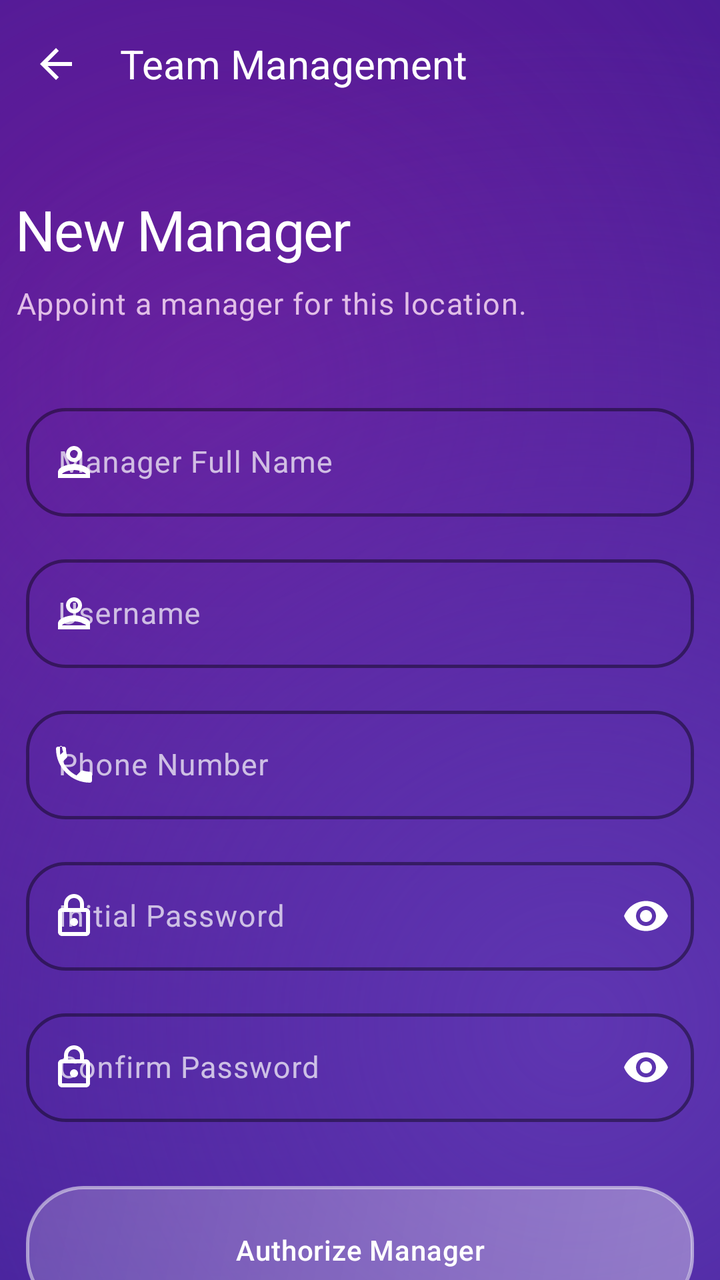
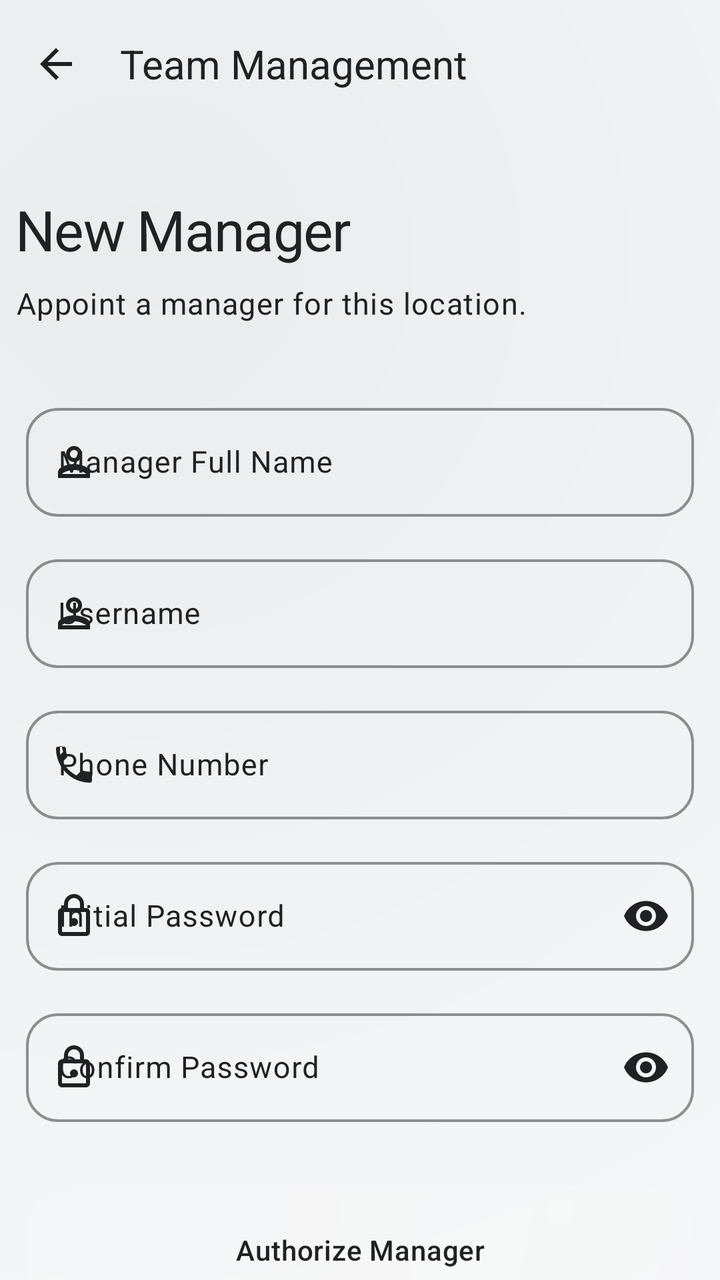

An Android layout rendered at two revisions. The XML below is the earlier revision; the diff shows what the commit changed to produce the second picture.
<!-- AndroidManifest.xml: application theme Theme.KasirAPP -->
<!-- res/layout/activity_register_manager.xml -->
<?xml version="1.0" encoding="utf-8"?>
<androidx.coordinatorlayout.widget.CoordinatorLayout
    xmlns:android="http://schemas.android.com/apk/res/android"
    xmlns:app="http://schemas.android.com/apk/res-auto"
    android:layout_width="match_parent"
    android:layout_height="match_parent"
    android:background="@drawable/bg_liquid_purple_gradient">

    <com.google.android.material.appbar.AppBarLayout
        android:layout_width="match_parent"
        android:layout_height="wrap_content"
        android:background="@android:color/transparent"
        android:fitsSystemWindows="true"
        app:elevation="0dp">

        <com.google.android.material.appbar.MaterialToolbar
            android:id="@+id/toolbar"
            android:layout_width="match_parent"
            android:layout_height="?attr/actionBarSize"
            app:navigationIcon="@drawable/ic_arrow_back"
            app:navigationIconTint="@color/white"
            app:title="Team Management"
            app:titleTextColor="@color/white"
            android:background="@android:color/transparent" />

    </com.google.android.material.appbar.AppBarLayout>

    <androidx.core.widget.NestedScrollView
        android:id="@+id/scrollView"
        android:layout_width="match_parent"
        android:layout_height="match_parent"
        android:clipToPadding="false"
        android:fillViewport="true"
        app:layout_behavior="@string/appbar_scrolling_view_behavior">

        <LinearLayout
            android:layout_width="match_parent"
            android:layout_height="wrap_content"
            android:orientation="vertical"
            android:paddingHorizontal="8dp"
            android:paddingTop="32dp">

            <TextView
                style="@style/TextAppearance.Future.HeadlineLarge"
                android:layout_width="wrap_content"
                android:layout_height="wrap_content"
                android:text="New Manager"
                android:textColor="@color/white" />

            <TextView
                style="@style/TextAppearance.Future.BodyLarge"
                android:layout_width="wrap_content"
                android:layout_height="wrap_content"
                android:layout_marginTop="8dp"
                android:text="Appoint a manager for this location."
                android:textColor="#E1BEE7" />

            <com.google.android.material.card.MaterialCardView
                style="@style/Widget.App.Card"
                android:layout_width="match_parent"
                android:layout_height="wrap_content"
                android:layout_marginTop="32dp"
                app:cardCornerRadius="32dp"
                app:cardElevation="0dp">

                <LinearLayout
                    android:layout_width="match_parent"
                    android:layout_height="wrap_content"
                    android:orientation="vertical"
                    android:padding="5dp">

                    <com.google.android.material.textfield.TextInputLayout
                        style="@style/Widget.App.TextInputLayout"
                        android:layout_width="match_parent"
                        android:layout_height="wrap_content"
                        app:startIconDrawable="@drawable/ic_person"
                        app:startIconTint="@color/white"
                        app:hintTextColor="@color/white"
                        app:boxStrokeColor="@color/white"
                        android:hint="Manager Full Name">
                        <com.google.android.material.textfield.TextInputEditText
                            android:id="@+id/edtNamaManager"
                            android:layout_width="match_parent"
                            android:layout_height="wrap_content"
                            android:textColor="@color/white"
                            android:inputType="textPersonName"/>
                    </com.google.android.material.textfield.TextInputLayout>

                    <com.google.android.material.textfield.TextInputLayout
                        style="@style/Widget.App.TextInputLayout"
                        android:layout_width="match_parent"
                        android:layout_height="wrap_content"
                        android:layout_marginTop="16dp"
                        app:startIconDrawable="@drawable/ic_person"
                        app:startIconTint="@color/white"
                        app:hintTextColor="@color/white"
                        app:boxStrokeColor="@color/white"
                        android:hint="Username">
                        <com.google.android.material.textfield.TextInputEditText
                            android:id="@+id/edtUsername"
                            android:layout_width="match_parent"
                            android:layout_height="wrap_content"
                            android:textColor="@color/white"/>
                    </com.google.android.material.textfield.TextInputLayout>

                    <com.google.android.material.textfield.TextInputLayout
                        style="@style/Widget.App.TextInputLayout"
                        android:layout_width="match_parent"
                        android:layout_height="wrap_content"
                        android:layout_marginTop="16dp"
                        app:startIconDrawable="@drawable/ic_phone"
                        app:startIconTint="@color/white"
                        app:hintTextColor="@color/white"
                        app:boxStrokeColor="@color/white"
                        android:hint="Phone Number">
                        <com.google.android.material.textfield.TextInputEditText
                            android:id="@+id/edtTelepon"
                            android:layout_width="match_parent"
                            android:layout_height="wrap_content"
                            android:textColor="@color/white"
                            android:inputType="phone"/>
                    </com.google.android.material.textfield.TextInputLayout>

                    <com.google.android.material.textfield.TextInputLayout
                        style="@style/Widget.App.TextInputLayout"
                        android:layout_width="match_parent"
                        android:layout_height="wrap_content"
                        android:layout_marginTop="16dp"
                        app:startIconDrawable="@drawable/ic_lock"
                        app:startIconTint="@color/white"
                        app:hintTextColor="@color/white"
                        app:boxStrokeColor="@color/white"
                        app:endIconMode="password_toggle"
                        app:endIconTint="@color/white"
                        android:hint="Initial Password">
                        <com.google.android.material.textfield.TextInputEditText
                            android:id="@+id/edtPassword"
                            android:layout_width="match_parent"
                            android:layout_height="wrap_content"
                            android:textColor="@color/white"
                            android:inputType="textPassword"/>
                    </com.google.android.material.textfield.TextInputLayout>

                    <com.google.android.material.textfield.TextInputLayout
                        style="@style/Widget.App.TextInputLayout"
                        android:layout_width="match_parent"
                        android:layout_height="wrap_content"
                        android:layout_marginTop="16dp"
                        app:startIconDrawable="@drawable/ic_lock"
                        app:startIconTint="@color/white"
                        app:hintTextColor="@color/white"
                        app:boxStrokeColor="@color/white"
                        app:endIconMode="password_toggle"
                        app:endIconTint="@color/white"
                        android:hint="Confirm Password">
                        <com.google.android.material.textfield.TextInputEditText
                            android:id="@+id/edtKonfirmasiPassword"
                            android:layout_width="match_parent"
                            android:layout_height="wrap_content"
                            android:textColor="@color/white"
                            android:inputType="textPassword"/>
                    </com.google.android.material.textfield.TextInputLayout>

                    <com.google.android.material.button.MaterialButton
                        android:id="@+id/btnSimpan"
                        style="@style/Widget.App.Button"
                        android:layout_width="match_parent"
                        android:layout_height="64dp"
                        android:layout_marginTop="32dp"
                        android:text="Authorize Manager"
                        android:textAllCaps="false"
                        android:textAppearance="@style/TextAppearance.Future.LabelLarge"
                        android:textColor="@color/white"
                        app:cornerRadius="20dp"/>

                </LinearLayout>

            </com.google.android.material.card.MaterialCardView>

        </LinearLayout>

    </androidx.core.widget.NestedScrollView>

</androidx.coordinatorlayout.widget.CoordinatorLayout>
<!-- resources referenced by this layout -->
<resources>
  <color name="white">#FFFFFF</color>
  <!-- drawable bg_liquid_purple_gradient (drawable) -->
  <?xml version="1.0" encoding="utf-8"?>
  <layer-list xmlns:android="http://schemas.android.com/apk/res/android">
      
      <item>
          <shape android:shape="rectangle">
              <solid android:color="#311B92" />
          </shape>
      </item>
  
      
      <item>
          <shape android:shape="rectangle">
              <gradient
                  android:angle="135"
                  android:centerX="30%"
                  android:centerY="30%"
                  android:endColor="@android:color/transparent"
                  android:gradientRadius="600dp"
                  android:startColor="#6A1B9A"
                  android:type="radial" />
          </shape>
      </item>
  
      
      <item>
          <shape android:shape="rectangle">
              <gradient
                  android:angle="315"
                  android:centerX="80%"
                  android:centerY="80%"
                  android:endColor="@android:color/transparent"
                  android:gradientRadius="500dp"
                  android:startColor="#5E35B1"
                  android:type="radial" />
          </shape>
      </item>
  </layer-list>
  <style name="Widget.App.Button" parent="Widget.Material3.Button.TonalButton">
          <item name="cornerRadius">20dp</item>
          <item name="android:background">@drawable/bg_liquid_glass</item>
          <item name="android:insetTop">0dp</item>
          <item name="android:insetBottom">0dp</item>
          <item name="android:textColor">@color/white</item>
      </style>
  <style name="Widget.App.Card" parent="Widget.Material3.CardView.Filled">
          <item name="cardCornerRadius">28dp</item>
          <item name="cardElevation">0dp</item>
          <item name="strokeWidth">0dp</item>
          <item name="android:background">@drawable/bg_liquid_glass</item>
          <item name="cardBackgroundColor">@android:color/transparent</item>
      </style>
  <style name="Widget.App.TextInputLayout" parent="Widget.Material3.TextInputLayout.OutlinedBox">
          <item name="boxCornerRadiusTopStart">20dp</item>
          <item name="boxCornerRadiusTopEnd">20dp</item>
          <item name="boxCornerRadiusBottomStart">20dp</item>
          <item name="boxCornerRadiusBottomEnd">20dp</item>
          <item name="boxStrokeColor">#80FFFFFF</item>
          <item name="boxStrokeWidth">1.5dp</item>
          <item name="boxStrokeWidthFocused">2.5dp</item>
          <item name="android:textColorHint">#B3FFFFFF</item>
      </style>
  <style name="TextAppearance.Premium.BodyLarge" parent="TextAppearance.Material3.BodyLarge">
          <item name="android:textSize">15sp</item>
          <item name="android:fontFamily">sans-serif</item>
          <item name="android:lineSpacingExtra">3dp</item>
          <item name="android:textColor">#E1BEE7</item>
      </style>
  <style name="TextAppearance.Premium.HeadlineLarge" parent="TextAppearance.Material3.HeadlineLarge">
          <item name="android:textSize">28sp</item>
          <item name="android:fontFamily">sans-serif-medium</item>
          <item name="android:letterSpacing">-0.02</item>
          <item name="android:textColor">@color/white</item>
      </style>
  <style name="TextAppearance.Premium.LabelLarge" parent="TextAppearance.Material3.LabelLarge">
          <item name="android:textSize">14sp</item>
          <item name="android:fontFamily">sans-serif-medium</item>
          <item name="android:letterSpacing">0.02</item>
          <item name="android:textColor">#B39DDB</item>
      </style>
  <!-- drawable bg_liquid_glass (drawable) -->
  <?xml version="1.0" encoding="utf-8"?>
  <layer-list xmlns:android="http://schemas.android.com/apk/res/android">
      
      <item>
          <shape android:shape="rectangle">
              <solid android:color="#1A000000" />
              <corners android:radius="28dp" />
          </shape>
      </item>
  
      
      <item android:bottom="2dp" android:left="1dp" android:right="1dp" android:top="1dp">
          <shape android:shape="rectangle">
              <gradient
                  android:angle="135"
                  android:endColor="#1AFFFFFF"
                  android:startColor="#4DFFFFFF"
                  android:type="linear" />
              <corners android:radius="28dp" />
          </shape>
      </item>
  
      
      <item>
          <shape android:shape="rectangle">
              <solid android:color="@android:color/transparent" />
              <corners android:radius="28dp" />
              <stroke
                  android:width="1.5dp"
                  android:color="#80FFFFFF" />
          </shape>
      </item>
  </layer-list>
  <style name="Base.Theme.KasirAPP" parent="Theme.Material3.Light.NoActionBar">
          
          <item name="colorPrimary">@color/primary</item>
          <item name="colorOnPrimary">@color/on_primary</item>
          <item name="colorPrimaryContainer">@color/primary_container</item>
          <item name="colorOnPrimaryContainer">@color/on_primary_container</item>
  
          <item name="colorSecondary">@color/secondary</item>
          <item name="colorOnSecondary">@color/on_secondary</item>
          <item name="colorSecondaryContainer">@color/secondary_container</item>
          <item name="colorOnSecondaryContainer">@color/on_secondary_container</item>
  
          <item name="android:windowBackground">@color/background</item>
          <item name="colorSurface">@color/surface</item>
          <item name="colorOnSurface">@color/on_surface</item>
          <item name="colorSurfaceVariant">@color/surface_variant</item>
          <item name="colorOnSurfaceVariant">@color/on_surface_variant</item>
          <item name="colorOutline">@color/outline</item>
  
          
          <item name="android:statusBarColor">@android:color/transparent</item>
          <item name="android:windowLightStatusBar">false</item>
          <item name="android:navigationBarColor">@android:color/transparent</item>
          <item name="android:windowLightNavigationBar" tools:targetApi="27">false</item>
  
          
          <item name="materialCardViewStyle">@style/Widget.App.Card</item>
          <item name="materialButtonStyle">@style/Widget.App.Button</item>
          <item name="textInputStyle">@style/Widget.App.TextInputLayout</item>
  
          
          <item name="textAppearanceHeadlineLarge">@style/TextAppearance.Premium.HeadlineLarge</item>
          <item name="textAppearanceTitleLarge">@style/TextAppearance.Premium.TitleLarge</item>
          <item name="textAppearanceBodyLarge">@style/TextAppearance.Premium.BodyLarge</item>
          <item name="textAppearanceLabelLarge">@style/TextAppearance.Premium.LabelLarge</item>
      </style>
  <color name="primary">#5E35B1</color>
  <color name="primary_container">#F3E5F5</color>
  <color name="on_primary_container">#4A148C</color>
  <color name="secondary">#7B1FA2</color>
  <color name="background">#F5F6FA</color>
  <color name="on_surface_variant">#625B71</color>
  <color name="outline">#7B6F96</color>
  <style name="TextAppearance.Premium.TitleLarge" parent="TextAppearance.Material3.TitleLarge">
          <item name="android:textSize">20sp</item>
          <item name="android:fontFamily">sans-serif-medium</item>
          <item name="android:textColor">@color/white</item>
      </style>
  <!-- unchanged entries left out for length: 15 -->
</resources>

<!-- the commit's change to res/layout/activity_register_manager.xml (unified diff, before → after) -->
@@ -18,9 +18,9 @@
             android:layout_width="match_parent"
             android:layout_height="?attr/actionBarSize"
             app:navigationIcon="@drawable/ic_arrow_back"
-            app:navigationIconTint="@color/white"
+            app:navigationIconTint="?attr/colorOnSurface"
             app:title="Team Management"
-            app:titleTextColor="@color/white"
+            app:titleTextColor="?attr/colorOnSurface"
             android:background="@android:color/transparent" />
 
     </com.google.android.material.appbar.AppBarLayout>
@@ -45,7 +45,7 @@
                 android:layout_width="wrap_content"
                 android:layout_height="wrap_content"
                 android:text="New Manager"
-                android:textColor="@color/white" />
+                android:textColor="?attr/colorOnSurface" />
 
             <TextView
                 style="@style/TextAppearance.Future.BodyLarge"
@@ -53,7 +53,7 @@
                 android:layout_height="wrap_content"
                 android:layout_marginTop="8dp"
                 android:text="Appoint a manager for this location."
-                android:textColor="#E1BEE7" />
+                android:textColor="?attr/colorOnSurfaceVariant" />
 
             <com.google.android.material.card.MaterialCardView
                 style="@style/Widget.App.Card"
@@ -74,15 +74,15 @@
                         android:layout_width="match_parent"
                         android:layout_height="wrap_content"
                         app:startIconDrawable="@drawable/ic_person"
-                        app:startIconTint="@color/white"
-                        app:hintTextColor="@color/white"
-                        app:boxStrokeColor="@color/white"
+                        app:startIconTint="?attr/colorOnSurfaceVariant"
+                        app:hintTextColor="?attr/colorOnSurfaceVariant"
+                        app:boxStrokeColor="?attr/colorOutline"
                         android:hint="Manager Full Name">
                         <com.google.android.material.textfield.TextInputEditText
                             android:id="@+id/edtNamaManager"
                             android:layout_width="match_parent"
                             android:layout_height="wrap_content"
-                            android:textColor="@color/white"
+                            android:textColor="?attr/colorOnSurface"
                             android:inputType="textPersonName"/>
                     </com.google.android.material.textfield.TextInputLayout>
 
@@ -92,15 +92,15 @@
                         android:layout_height="wrap_content"
                         android:layout_marginTop="16dp"
                         app:startIconDrawable="@drawable/ic_person"
-                        app:startIconTint="@color/white"
-                        app:hintTextColor="@color/white"
-                        app:boxStrokeColor="@color/white"
+                        app:startIconTint="?attr/colorOnSurfaceVariant"
+                        app:hintTextColor="?attr/colorOnSurfaceVariant"
+                        app:boxStrokeColor="?attr/colorOutline"
                         android:hint="Username">
                         <com.google.android.material.textfield.TextInputEditText
                             android:id="@+id/edtUsername"
                             android:layout_width="match_parent"
                             android:layout_height="wrap_content"
-                            android:textColor="@color/white"/>
+                            android:textColor="?attr/colorOnSurface"/>
                     </com.google.android.material.textfield.TextInputLayout>
 
                     <com.google.android.material.textfield.TextInputLayout
@@ -109,15 +109,15 @@
                         android:layout_height="wrap_content"
                         android:layout_marginTop="16dp"
                         app:startIconDrawable="@drawable/ic_phone"
-                        app:startIconTint="@color/white"
-                        app:hintTextColor="@color/white"
-                        app:boxStrokeColor="@color/white"
+                        app:startIconTint="?attr/colorOnSurfaceVariant"
+                        app:hintTextColor="?attr/colorOnSurfaceVariant"
+                        app:boxStrokeColor="?attr/colorOutline"
                         android:hint="Phone Number">
                         <com.google.android.material.textfield.TextInputEditText
                             android:id="@+id/edtTelepon"
                             android:layout_width="match_parent"
                             android:layout_height="wrap_content"
-                            android:textColor="@color/white"
+                            android:textColor="?attr/colorOnSurface"
                             android:inputType="phone"/>
                     </com.google.android.material.textfield.TextInputLayout>
 
@@ -127,17 +127,17 @@
                         android:layout_height="wrap_content"
                         android:layout_marginTop="16dp"
                         app:startIconDrawable="@drawable/ic_lock"
-                        app:startIconTint="@color/white"
-                        app:hintTextColor="@color/white"
-                        app:boxStrokeColor="@color/white"
+                        app:startIconTint="?attr/colorOnSurfaceVariant"
+                        app:hintTextColor="?attr/colorOnSurfaceVariant"
+                        app:boxStrokeColor="?attr/colorOutline"
                         app:endIconMode="password_toggle"
-                        app:endIconTint="@color/white"
+                        app:endIconTint="?attr/colorOnSurfaceVariant"
                         android:hint="Initial Password">
                         <com.google.android.material.textfield.TextInputEditText
                             android:id="@+id/edtPassword"
                             android:layout_width="match_parent"
                             android:layout_height="wrap_content"
-                            android:textColor="@color/white"
+                            android:textColor="?attr/colorOnSurface"
                             android:inputType="textPassword"/>
                     </com.google.android.material.textfield.TextInputLayout>
 
@@ -147,17 +147,17 @@
                         android:layout_height="wrap_content"
                         android:layout_marginTop="16dp"
                         app:startIconDrawable="@drawable/ic_lock"
-                        app:startIconTint="@color/white"
-                        app:hintTextColor="@color/white"
-                        app:boxStrokeColor="@color/white"
+                        app:startIconTint="?attr/colorOnSurfaceVariant"
+                        app:hintTextColor="?attr/colorOnSurfaceVariant"
+                        app:boxStrokeColor="?attr/colorOutline"
                         app:endIconMode="password_toggle"
-                        app:endIconTint="@color/white"
+                        app:endIconTint="?attr/colorOnSurfaceVariant"
                         android:hint="Confirm Password">
                         <com.google.android.material.textfield.TextInputEditText
                             android:id="@+id/edtKonfirmasiPassword"
                             android:layout_width="match_parent"
                             android:layout_height="wrap_content"
-                            android:textColor="@color/white"
+                            android:textColor="?attr/colorOnSurface"
                             android:inputType="textPassword"/>
                     </com.google.android.material.textfield.TextInputLayout>
 
@@ -170,7 +170,7 @@
                         android:text="Authorize Manager"
                         android:textAllCaps="false"
                         android:textAppearance="@style/TextAppearance.Future.LabelLarge"
-                        android:textColor="@color/white"
+                        android:textColor="?attr/colorOnSurface"
                         app:cornerRadius="20dp"/>
 
                 </LinearLayout>
<!-- resource entries referenced after the edit -->
@@ -1,13 +1,12 @@
 <!-- resources referenced by this layout -->
 <resources>
-  <color name="white">#FFFFFF</color>
   <!-- drawable bg_liquid_purple_gradient (drawable) -->
   <?xml version="1.0" encoding="utf-8"?>
   <layer-list xmlns:android="http://schemas.android.com/apk/res/android">
       
       <item>
           <shape android:shape="rectangle">
-              <solid android:color="#311B92" />
+              <solid android:color="?android:attr/windowBackground" />
           </shape>
       </item>
   
@@ -16,11 +15,11 @@
           <shape android:shape="rectangle">
               <gradient
                   android:angle="135"
-                  android:centerX="30%"
-                  android:centerY="30%"
+                  android:centerX="20%"
+                  android:centerY="20%"
                   android:endColor="@android:color/transparent"
-                  android:gradientRadius="600dp"
-                  android:startColor="#6A1B9A"
+                  android:gradientRadius="700dp"
+                  android:startColor="#0D000000"
                   android:type="radial" />
           </shape>
       </item>
@@ -33,53 +32,53 @@
                   android:centerX="80%"
                   android:centerY="80%"
                   android:endColor="@android:color/transparent"
-                  android:gradientRadius="500dp"
-                  android:startColor="#5E35B1"
+                  android:gradientRadius="600dp"
+                  android:startColor="#05FFFFFF"
                   android:type="radial" />
           </shape>
       </item>
   </layer-list>
   <style name="Widget.App.Button" parent="Widget.Material3.Button.TonalButton">
-          <item name="cornerRadius">20dp</item>
+          <item name="cornerRadius">16dp</item>
           <item name="android:background">@drawable/bg_liquid_glass</item>
           <item name="android:insetTop">0dp</item>
           <item name="android:insetBottom">0dp</item>
-          <item name="android:textColor">@color/white</item>
+          <item name="android:textColor">?attr/colorOnSurface</item>
       </style>
   <style name="Widget.App.Card" parent="Widget.Material3.CardView.Filled">
-          <item name="cardCornerRadius">28dp</item>
+          <item name="cardCornerRadius">24dp</item>
           <item name="cardElevation">0dp</item>
           <item name="strokeWidth">0dp</item>
           <item name="android:background">@drawable/bg_liquid_glass</item>
           <item name="cardBackgroundColor">@android:color/transparent</item>
       </style>
   <style name="Widget.App.TextInputLayout" parent="Widget.Material3.TextInputLayout.OutlinedBox">
-          <item name="boxCornerRadiusTopStart">20dp</item>
-          <item name="boxCornerRadiusTopEnd">20dp</item>
-          <item name="boxCornerRadiusBottomStart">20dp</item>
-          <item name="boxCornerRadiusBottomEnd">20dp</item>
-          <item name="boxStrokeColor">#80FFFFFF</item>
-          <item name="boxStrokeWidth">1.5dp</item>
-          <item name="boxStrokeWidthFocused">2.5dp</item>
-          <item name="android:textColorHint">#B3FFFFFF</item>
+          <item name="boxCornerRadiusTopStart">16dp</item>
+          <item name="boxCornerRadiusTopEnd">16dp</item>
+          <item name="boxCornerRadiusBottomStart">16dp</item>
+          <item name="boxCornerRadiusBottomEnd">16dp</item>
+          <item name="boxStrokeColor">?attr/colorOutline</item>
+          <item name="boxStrokeWidth">1.2dp</item>
+          <item name="boxStrokeWidthFocused">2dp</item>
+          <item name="android:textColorHint">?attr/colorOnSurfaceVariant</item>
       </style>
   <style name="TextAppearance.Premium.BodyLarge" parent="TextAppearance.Material3.BodyLarge">
           <item name="android:textSize">15sp</item>
           <item name="android:fontFamily">sans-serif</item>
           <item name="android:lineSpacingExtra">3dp</item>
-          <item name="android:textColor">#E1BEE7</item>
+          <item name="android:textColor">?attr/colorOnSurfaceVariant</item>
       </style>
   <style name="TextAppearance.Premium.HeadlineLarge" parent="TextAppearance.Material3.HeadlineLarge">
           <item name="android:textSize">28sp</item>
           <item name="android:fontFamily">sans-serif-medium</item>
           <item name="android:letterSpacing">-0.02</item>
-          <item name="android:textColor">@color/white</item>
+          <item name="android:textColor">?attr/colorOnSurface</item>
       </style>
   <style name="TextAppearance.Premium.LabelLarge" parent="TextAppearance.Material3.LabelLarge">
           <item name="android:textSize">14sp</item>
           <item name="android:fontFamily">sans-serif-medium</item>
           <item name="android:letterSpacing">0.02</item>
-          <item name="android:textColor">#B39DDB</item>
+          <item name="android:textColor">?attr/colorSecondary</item>
       </style>
   <!-- drawable bg_liquid_glass (drawable) -->
   <?xml version="1.0" encoding="utf-8"?>
@@ -87,20 +86,48 @@
       
       <item>
           <shape android:shape="rectangle">
-              <solid android:color="#1A000000" />
-              <corners android:radius="28dp" />
+              <solid android:color="#0D000000" />
+              <corners android:radius="24dp" />
           </shape>
       </item>
   
       
-      <item android:bottom="2dp" android:left="1dp" android:right="1dp" android:top="1dp">
+      <item android:bottom="1dp" android:left="1dp" android:right="1dp" android:top="1dp">
           <shape android:shape="rectangle">
               <gradient
                   android:angle="135"
-                  android:endColor="#1AFFFFFF"
-                  android:startColor="#4DFFFFFF"
+                  android:startColor="#26FFFFFF"
+                  android:endColor="#0DFFFFFF"
                   android:type="linear" />
-              <corners android:radius="28dp" />
+              <corners android:radius="24dp" />
+          </shape>
+      </item>
+  
+      
+      <item>
+          <shape android:shape="rectangle">
+              <gradient
+                  android:centerX="80%"
+                  android:centerY="20%"
+                  android:gradientRadius="120dp"
+                  android:startColor="#1AFFFFFF"
+                  android:endColor="@android:color/transparent"
+                  android:type="radial" />
+              <corners android:radius="24dp" />
+          </shape>
+      </item>
+  
+      
+      <item>
+          <shape android:shape="rectangle">
+              <gradient
+                  android:centerX="20%"
+                  android:centerY="80%"
+                  android:gradientRadius="150dp"
+                  android:startColor="#0D000000"
+                  android:endColor="@android:color/transparent"
+                  android:type="radial" />
+              <corners android:radius="24dp" />
           </shape>
       </item>
   
@@ -108,10 +135,10 @@
       <item>
           <shape android:shape="rectangle">
               <solid android:color="@android:color/transparent" />
-              <corners android:radius="28dp" />
+              <corners android:radius="24dp" />
               <stroke
-                  android:width="1.5dp"
-                  android:color="#80FFFFFF" />
+                  android:width="1.2dp"
+                  android:color="#26FFFFFF" />
           </shape>
       </item>
   </layer-list>
@@ -136,9 +163,9 @@
   
           
           <item name="android:statusBarColor">@android:color/transparent</item>
-          <item name="android:windowLightStatusBar">false</item>
+          <item name="android:windowLightStatusBar">true</item>
           <item name="android:navigationBarColor">@android:color/transparent</item>
-          <item name="android:windowLightNavigationBar" tools:targetApi="27">false</item>
+          <item name="android:windowLightNavigationBar" tools:targetApi="27">true</item>
   
           
           <item name="materialCardViewStyle">@style/Widget.App.Card</item>
@@ -151,17 +178,17 @@
           <item name="textAppearanceBodyLarge">@style/TextAppearance.Premium.BodyLarge</item>
           <item name="textAppearanceLabelLarge">@style/TextAppearance.Premium.LabelLarge</item>
       </style>
-  <color name="primary">#5E35B1</color>
-  <color name="primary_container">#F3E5F5</color>
-  <color name="on_primary_container">#4A148C</color>
-  <color name="secondary">#7B1FA2</color>
-  <color name="background">#F5F6FA</color>
-  <color name="on_surface_variant">#625B71</color>
-  <color name="outline">#7B6F96</color>
+  <color name="primary">#202124</color>
+  <color name="primary_container">#F5F6FA</color>
+  <color name="on_primary_container">#202124</color>
+  <color name="secondary">#625B71</color>
+  <color name="background">#F8F9FA</color>
+  <color name="on_surface_variant">#202124</color>
+  <color name="outline">#CCCCCC</color>
   <style name="TextAppearance.Premium.TitleLarge" parent="TextAppearance.Material3.TitleLarge">
           <item name="android:textSize">20sp</item>
           <item name="android:fontFamily">sans-serif-medium</item>
-          <item name="android:textColor">@color/white</item>
+          <item name="android:textColor">?attr/colorOnSurface</item>
       </style>
   <!-- unchanged entries left out for length: 15 -->
 </resources>
